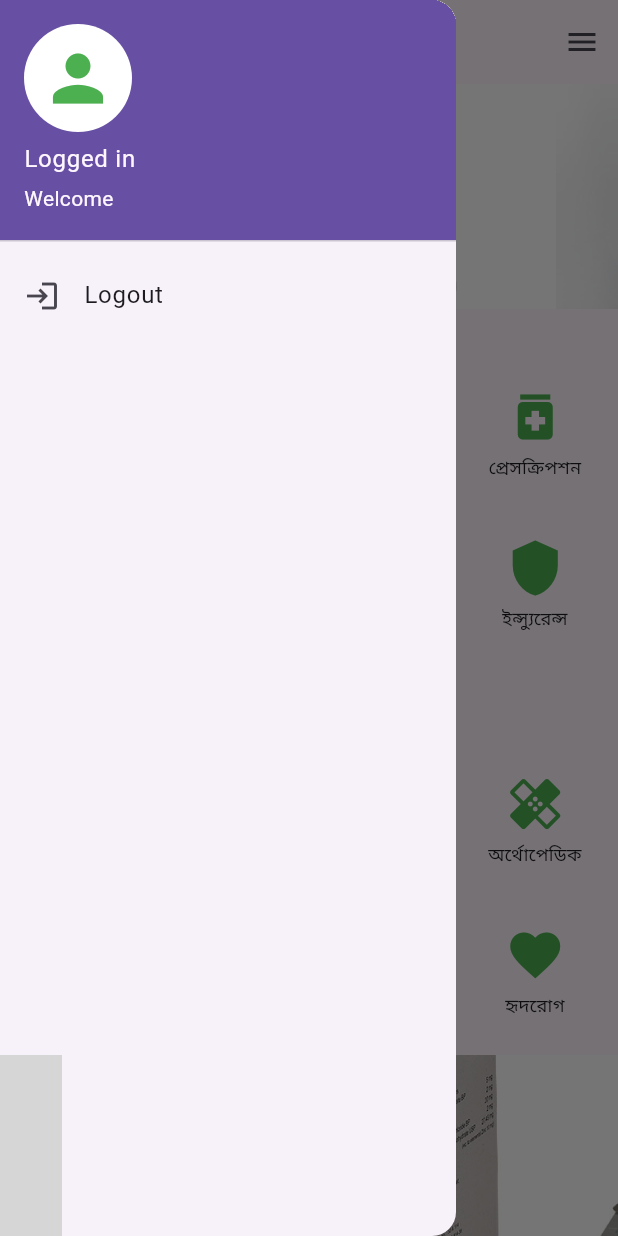
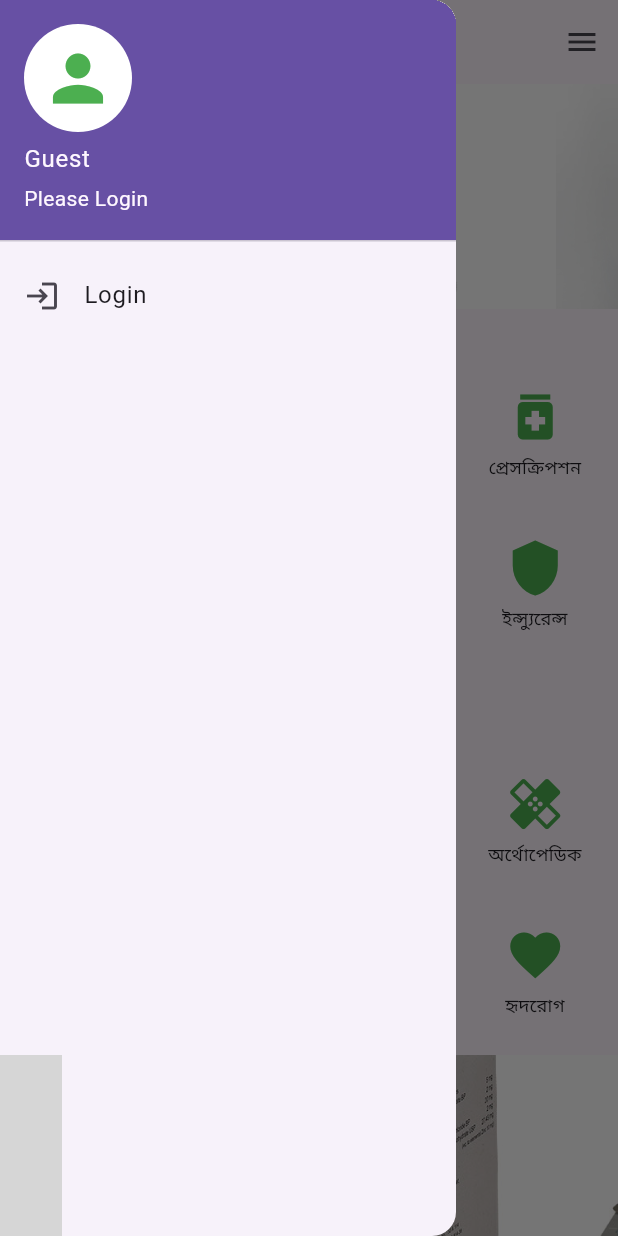
Before and after one commit to az1210/angt_hms-app, a Flutter app: the HomeScreen screen opened by its route, with the side drawer open, on a phone screen of 412 x 824 dp. Run offline on Flutter 3.47's test engine with Material 3 defaults, Android fonts, the phone set to English and light mode, and no system bars; drawn by our look-alikes of carousel_slider; our stand-ins replace dio, flutter_riverpod; grey boxes are pictures that could not be loaded.

Commit message:
login success from home screen

```diff
--- a/lib/auth_provider.dart
+++ b/lib/auth_provider.dart
@@ -34,7 +34,7 @@ class AuthNotifier extends StateNotifier<AuthState> {
         },
       );
 
-      print('Response Data: ${response.data}');
+      // print('Response Data: ${response.data}');
 
       if (response.statusCode == 200 && response.data['access_token'] != null) {
         state = state.copyWith(
--- a/lib/home_screen.dart
+++ b/lib/home_screen.dart
@@ -3,28 +3,27 @@ import 'package:flutter_riverpod/flutter_riverpod.dart';
 import 'package:carousel_slider/carousel_slider.dart';
 import 'auth_provider.dart';
 
-class HomeScreen extends StatefulWidget {
-  const HomeScreen({super.key});
-
-  @override
-  HomeScreenState createState() => HomeScreenState();
-}
-
-class HomeScreenState extends State<HomeScreen> {
+class HomeScreen extends ConsumerWidget {
   final CarouselSliderController _carouselController =
       CarouselSliderController();
   final CarouselSliderController _footerCarouselController =
       CarouselSliderController();
-  int _currentPromoIndex = 0;
-  int _currentFooterIndex = 0;
+
+  int currentPromoIndex = 0;
+  int currentFooterIndex = 0;
+
+  HomeScreen({super.key});
 
   @override
-  Widget build(BuildContext context) {
+  Widget build(BuildContext context, WidgetRef ref) {
+    final authState = ref.watch(authProvider);
+    final authNotifier = ref.read(authProvider.notifier);
+
     // List of promotional and footer banners
     final List<String> promoBanners = [
       'assets/images/ace.jpg',
       'assets/images/Axlovir.jpg',
-      'assets/images/Bevicort.jpg'
+      'assets/images/Bevicort.jpg',
     ];
 
     final List<String> footerBanners = [
@@ -33,14 +32,12 @@ class HomeScreenState extends State<HomeScreen> {
       'assets/images/DIBENOL.jpg',
     ];
 
-    // Promotional URLs
+    // Promotional and footer URLs
     final List<String> promoLinks = [
       'https://promo-site-1.com',
       'https://promo-site-2.com',
       'https://promo-site-3.com',
     ];
-
-    // Footer URLs
     final List<String> footerLinks = [
       'https://footer-site-1.com',
       'https://footer-site-2.com',
@@ -63,19 +60,25 @@ class HomeScreenState extends State<HomeScreen> {
         child: ListView(
           padding: EdgeInsets.zero,
           children: <Widget>[
-            const UserAccountsDrawerHeader(
-              accountName: Text('Logged in'),
-              accountEmail: Text('Welcome'),
-              currentAccountPicture: CircleAvatar(
+            UserAccountsDrawerHeader(
+              accountName:
+                  Text(authState.isAuthenticated ? 'Logged in' : 'Guest'),
+              accountEmail:
+                  Text(authState.isAuthenticated ? 'Welcome' : 'Please Login'),
+              currentAccountPicture: const CircleAvatar(
                 backgroundColor: Colors.white,
                 child: Icon(Icons.person, size: 50, color: Colors.green),
               ),
             ),
             ListTile(
               leading: const Icon(Icons.login),
-              title: const Text('Logout'),
-              onTap: () {
-                // Handle Logout
+              title: Text(authState.isAuthenticated ? 'Logout' : 'Login'),
+              onTap: () async {
+                if (authState.isAuthenticated) {
+                  authNotifier.logout();
+                } else {
+                  await _showLoginDialog(context, authNotifier);
+                }
               },
             ),
           ],
@@ -87,12 +90,10 @@ class HomeScreenState extends State<HomeScreen> {
             // Promotional Banner with Carousel
             _buildCarouselWithDots(
               images: promoBanners,
-              currentIndex: _currentPromoIndex,
+              currentIndex: currentPromoIndex,
               carouselController: _carouselController,
               onPageChanged: (index) {
-                setState(() {
-                  _currentPromoIndex = index;
-                });
+                currentPromoIndex = index;
               },
               links: promoLinks,
             ),
@@ -104,14 +105,16 @@ class HomeScreenState extends State<HomeScreen> {
                 crossAxisSpacing: 10,
                 mainAxisSpacing: 10,
                 children: [
-                  _buildGridItem('ডাক্তার খুঁজুন', Icons.search),
-                  _buildGridItem('ফলোআপ', Icons.update),
-                  _buildGridItem('অ্যাপয়েন্টমেন্ট', Icons.calendar_today),
-                  _buildGridItem('প্রেসক্রিপশন', Icons.medication),
-                  _buildGridItem('আমার ডাক্তার', Icons.person),
-                  _buildGridItem('হেলথ চেক-আপ', Icons.health_and_safety),
-                  _buildGridItem('হোম টেস্ট', Icons.home),
-                  _buildGridItem('ইন্স্যুরেন্স', Icons.shield),
+                  _buildGridItem('ডাক্তার খুঁজুন', Icons.search, context),
+                  _buildGridItem('ফলোআপ', Icons.update, context),
+                  _buildGridItem(
+                      'অ্যাপয়েন্টমেন্ট', Icons.calendar_today, context),
+                  _buildGridItem('প্রেসক্রিপশন', Icons.medication, context),
+                  _buildGridItem('আমার ডাক্তার', Icons.person, context),
+                  _buildGridItem(
+                      'হেলথ চেক-আপ', Icons.health_and_safety, context),
+                  _buildGridItem('হোম টেস্ট', Icons.home, context),
+                  _buildGridItem('ইন্স্যুরেন্স', Icons.shield, context),
                 ],
               ),
             ),
@@ -131,26 +134,26 @@ class HomeScreenState extends State<HomeScreen> {
                 crossAxisSpacing: 10,
                 mainAxisSpacing: 10,
                 children: [
-                  _buildGridItem('জেনারেল প্র্যাকটিস...', Icons.local_hospital),
-                  _buildGridItem('জন্ডিস, হেপাটাইট...', Icons.person),
-                  _buildGridItem('স্ত্রী ও প্রসূতি', Icons.pregnant_woman),
-                  _buildGridItem('অর্থোপেডিক', Icons.healing),
-                  _buildGridItem('ডায়াবেটোলজি', Icons.bloodtype),
-                  _buildGridItem('খাদ্য ও পুষ্টি', Icons.food_bank),
-                  _buildGridItem('নাক, কান ও গলা', Icons.person_2),
-                  _buildGridItem('হৃদরোগ', Icons.favorite),
+                  _buildGridItem(
+                      'জেনারেল প্র্যাকটিস...', Icons.local_hospital, context),
+                  _buildGridItem('জন্ডিস, হেপাটাইট...', Icons.person, context),
+                  _buildGridItem(
+                      'স্ত্রী ও প্রসূতি', Icons.pregnant_woman, context),
+                  _buildGridItem('অর্থোপেডিক', Icons.healing, context),
+                  _buildGridItem('ডায়াবেটোলজি', Icons.bloodtype, context),
+                  _buildGridItem('খাদ্য ও পুষ্টি', Icons.food_bank, context),
+                  _buildGridItem('নাক, কান ও গলা', Icons.person_2, context),
+                  _buildGridItem('হৃদরোগ', Icons.favorite, context),
                 ],
               ),
             ),
             // Footer Banner with Carousel
             _buildCarouselWithDots(
               images: footerBanners,
-              currentIndex: _currentFooterIndex,
+              currentIndex: currentFooterIndex,
               carouselController: _footerCarouselController,
               onPageChanged: (index) {
-                setState(() {
-                  _currentFooterIndex = index;
-                });
+                currentFooterIndex = index;
               },
               links: footerLinks,
             ),
@@ -160,30 +163,27 @@ class HomeScreenState extends State<HomeScreen> {
     );
   }
 
-  // Function to build the carousel with dots and linking
+  // Function to launch URLs
+  Future<void> _launchURL(String url) async {}
+
+  // Build carousel with dots
   Widget _buildCarouselWithDots({
     required List<String> images,
     required int currentIndex,
     required CarouselSliderController carouselController,
     required Function(int) onPageChanged,
-    required List<String> links, // Link associated with each image
+    required List<String> links,
   }) {
     return Column(
       children: [
         CarouselSlider(
-          items: images
-              .asMap()
-              .entries
-              .map((entry) => InkWell(
-                    onTap: () => _launchURL(
-                        links[entry.key]), // Open link when banner is clicked
-                    child: Image.asset(
-                      entry.value,
-                      fit: BoxFit.cover,
-                      width: double.infinity,
-                    ),
-                  ))
-              .toList(),
+          items: images.asMap().entries.map((entry) {
+            return InkWell(
+              onTap: () => _launchURL(links[entry.key]),
+              child: Image.asset(entry.value,
+                  fit: BoxFit.cover, width: double.infinity),
+            );
+          }).toList(),
           carouselController: carouselController,
           options: CarouselOptions(
             height: 150,
@@ -211,10 +211,8 @@ class HomeScreenState extends State<HomeScreen> {
                     const EdgeInsets.symmetric(vertical: 8.0, horizontal: 4.0),
                 decoration: BoxDecoration(
                   shape: BoxShape.circle,
-                  color: (currentIndex == entry.key
-                      ? Colors.black
-                      : Colors
-                          .grey), // Color changes based on the current index
+                  color:
+                      (currentIndex == entry.key ? Colors.black : Colors.grey),
                 ),
               ),
             );
@@ -224,7 +222,8 @@ class HomeScreenState extends State<HomeScreen> {
     );
   }
 
-  Widget _buildGridItem(String title, IconData icon) {
+  // Grid item builder
+  Widget _buildGridItem(String title, IconData icon, BuildContext context) {
     return GestureDetector(
       onTap: () {
         ScaffoldMessenger.of(context)
@@ -235,17 +234,54 @@ class HomeScreenState extends State<HomeScreen> {
         children: [
           Icon(icon, size: 40, color: Colors.green),
           const SizedBox(height: 5),
-          Text(
-            title,
-            textAlign: TextAlign.center,
-            style: const TextStyle(fontSize: 12),
-          ),
+          Text(title,
+              textAlign: TextAlign.center,
+              style: const TextStyle(fontSize: 12)),
         ],
       ),
     );
   }
 
-  Future<void> _launchURL(String url) async {
-    // Handle URL launching
+  // Login dialog
+  Future<void> _showLoginDialog(
+      BuildContext context, AuthNotifier authNotifier) async {
+    String username = '';
+    String password = '';
+
+    return showDialog(
+      context: context,
+      builder: (BuildContext context) {
+        return AlertDialog(
+          title: const Text('Login'),
+          content: Column(
+            mainAxisSize: MainAxisSize.min,
+            children: <Widget>[
+              TextField(
+                onChanged: (value) {
+                  username = value;
+                },
+                decoration: const InputDecoration(labelText: 'Username'),
+              ),
+              TextField(
+                onChanged: (value) {
+                  password = value;
+                },
+                decoration: const InputDecoration(labelText: 'Password'),
+                obscureText: true,
+              ),
+            ],
+          ),
+          actions: <Widget>[
+            TextButton(
+              onPressed: () {
+                authNotifier.login(username, password);
+                Navigator.of(context).pop();
+              },
+              child: const Text('Login'),
+            ),
+          ],
+        );
+      },
+    );
   }
 }
--- a/lib/login_screen.dart
+++ b/lib/login_screen.dart
@@ -68,7 +68,7 @@ class _LoginScreenState extends ConsumerState<LoginScreen> {
                 mainAxisAlignment: MainAxisAlignment.center,
                 children: [
                   const Text(
-                    'Welcome to ANGT Health Management System',
+                    'Welcome to ANGT Hospital Management System',
                     textAlign: TextAlign.center,
                     style: TextStyle(
                       fontSize: 24,
@@ -86,12 +86,11 @@ class _LoginScreenState extends ConsumerState<LoginScreen> {
                     child: TextField(
                       controller: _usernameController,
                       decoration: const InputDecoration(
-                        labelText: 'Mobile Number',
+                        labelText: 'Username',
                         prefixIcon: Icon(Icons.phone),
                         border: InputBorder.none,
                         contentPadding: EdgeInsets.all(16.0),
                       ),
-                      keyboardType: TextInputType.phone,
                     ),
                   ),
                   const SizedBox(height: 20),
```
